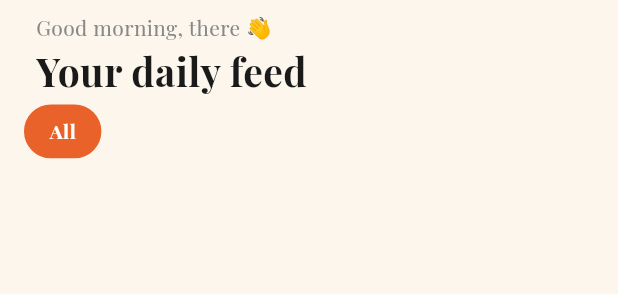
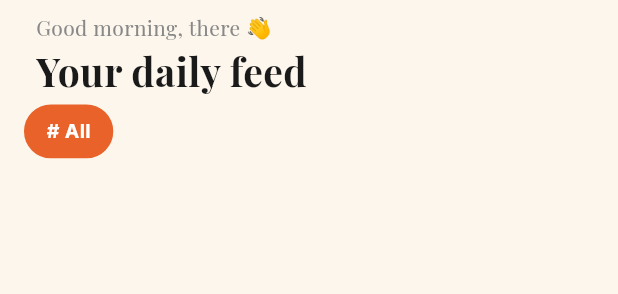
Before and after one commit to Akil-26/User_Friendly, a Flutter app: the NewsFeedScreen widget shown alone on an empty page, opened directly, on a phone screen of 412 x 824 dp. Shown: the top 294 px of the screen. Run offline on Flutter 3.47's test engine with Material 3 defaults, Android fonts, the phone set to English and light mode, and no system bars; our stand-ins replace dio, equatable, flutter_bloc, flutter_secure_storage, google_fonts, shared_preferences and 2 more; accounts and stored records are empty.

Commit message:
tag-based dynamic interests, feed shows user topics only

```diff
--- a/lib/features/news/screens/news_feed_screen.dart
+++ b/lib/features/news/screens/news_feed_screen.dart
@@ -105,9 +105,8 @@ class _NewsFeedScreenState extends State<NewsFeedScreen> {
                   type: StatusType.error,
                   message: state.message,
                   actionLabel: 'Try again',
-                  onAction: () => context
-                      .read<NewsBloc>()
-                      .add(NewsFeedRequested()),
+                  onAction: () =>
+                      context.read<NewsBloc>().add(NewsFeedRequested()),
                 );
               }
               if (state is NewsLoaded) {
@@ -119,12 +118,10 @@ class _NewsFeedScreenState extends State<NewsFeedScreen> {
                 }
                 return RefreshIndicator(
                   color: kPrimaryColor,
-                  onRefresh: () async => context
-                      .read<NewsBloc>()
-                      .add(NewsRefreshRequested()),
+                  onRefresh: () async =>
+                      context.read<NewsBloc>().add(NewsRefreshRequested()),
                   child: ListView.builder(
-                    padding: EdgeInsets.symmetric(
-                        horizontal: AppSizes.spaceMd),
+                    padding: EdgeInsets.symmetric(horizontal: AppSizes.spaceMd),
                     itemCount: state.articles.length,
                     itemBuilder: (context, index) =>
                         ArticleCard(article: state.articles[index]),
@@ -142,39 +139,41 @@ class _NewsFeedScreenState extends State<NewsFeedScreen> {
     );
   }
 
+  // In _chip() method — change 'All' label to show it's personalized
   Widget _chip(BuildContext context, String label) {
     final isSelected = _activeChip == label;
+    final displayLabel = label == 'All'
+        ? '# All'
+        : '# $label'; // hash tag style
+
     return GestureDetector(
       onTap: () {
         setState(() => _activeChip = label);
         if (label == 'All') {
           context.read<NewsBloc>().add(NewsFeedRequested());
         } else {
-          context
-              .read<NewsBloc>()
-              .add(NewsFeedByInterestRequested(interest: label));
+          context.read<NewsBloc>().add(
+            NewsFeedByInterestRequested(interest: label),
+          );
         }
       },
       child: AnimatedContainer(
         duration: const Duration(milliseconds: 200),
         margin: EdgeInsets.only(right: 8.w),
-        padding: EdgeInsets.symmetric(horizontal: 16.w, vertical: 8.h),
+        padding: EdgeInsets.symmetric(horizontal: 14.w, vertical: 8.h),
         decoration: BoxDecoration(
-          color: isSelected ? kPrimaryColor : Colors.white,
+          color: isSelected ? kPrimaryColor : kBgColor,
           borderRadius: BorderRadius.circular(AppSizes.radiusCircular),
           border: Border.all(
-            color: isSelected
-                ? kPrimaryColor
-                : Colors.grey.withAlpha(51), // 20% opacity
+            color: isSelected ? kPrimaryColor :kGrayText.withAlpha(51),
           ),
         ),
         child: Text(
-          label,
-          style: GoogleFonts.playfairDisplay(
+          displayLabel,
+          style: GoogleFonts.inter(
             fontSize: 13.sp,
             color: isSelected ? Colors.white : kGrayText,
-            fontWeight:
-                isSelected ? FontWeight.bold : FontWeight.normal,
+            fontWeight: isSelected ? FontWeight.bold : FontWeight.normal,
           ),
         ),
       ),
```
Also changed, not shown: lib/features/news/screens/all_news_screen.dart (+40 -35 lines).
